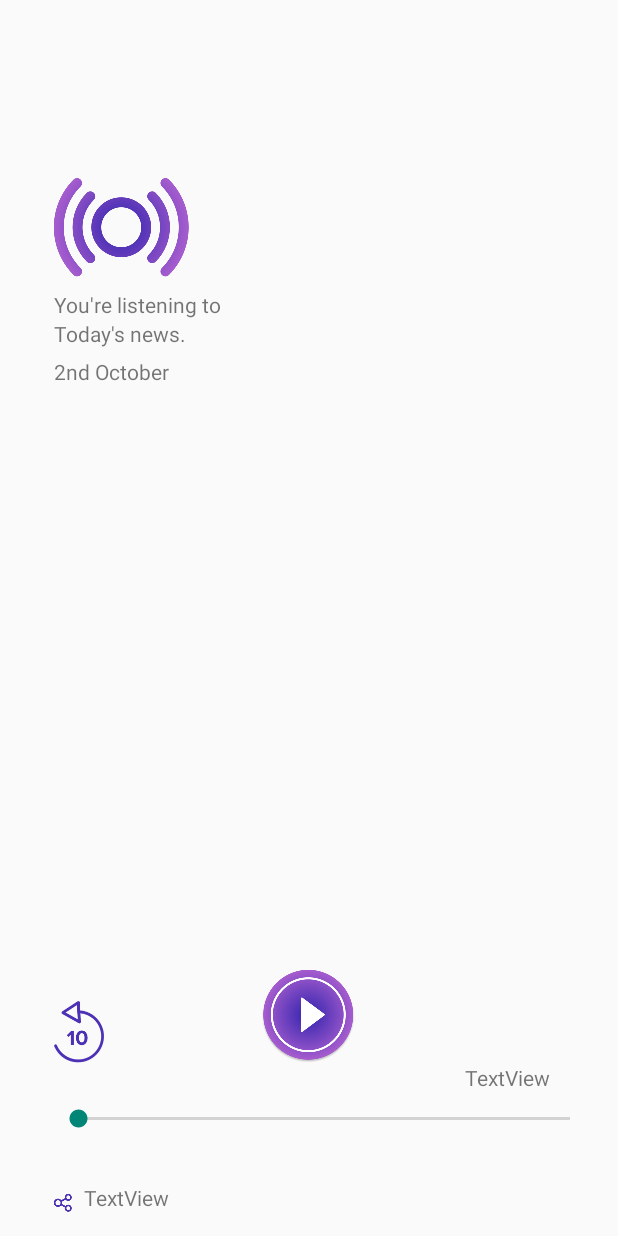
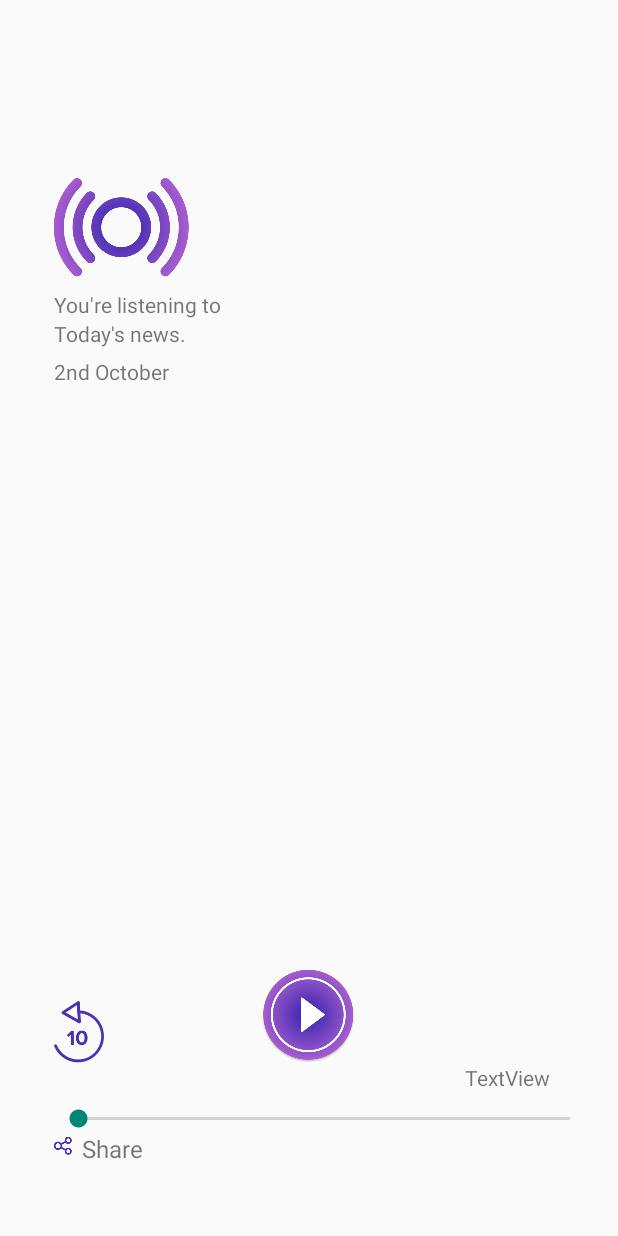
Before and after one commit to mayank13/Frequency, an Android app: the screen it shows after launch (AudioNewsActivity), on a phone screen of 412 x 824 dp. Run offline under Robolectric (Android 15) with nearby library versions, the phone set to English and light mode, and no system bars.

Commit message:
Seek bar fix

```diff
--- a/app/src/main/java/radionews/com/frequency/AudioNewsActivity.java
+++ b/app/src/main/java/radionews/com/frequency/AudioNewsActivity.java
@@ -57,20 +57,13 @@ public class AudioNewsActivity extends AppCompatActivity {
                     // Resume song
                     if(mediaPlayer!=null){
                         mediaPlayer.start();
-                        // Changing button image to pause button
-                        playButton.setImageResource(R.drawable.pause);
-                    }
-                }
-               // Toast.makeText(getApplicationContext(), "Playing sound",Toast.LENGTH_SHORT).show();
-               // mediaPlayer.start();
-
                         finalTime = mediaPlayer.getDuration();
                         startTime = mediaPlayer.getCurrentPosition();
 
                         if (oneTimeOnly == 0) {
                             seekbar.setMax((int) finalTime);
                             oneTimeOnly = 1;
-                }
+
                             time.setText(String.format("%d min, %d sec",
                                     TimeUnit.MILLISECONDS.toMinutes((long) finalTime),
                                     TimeUnit.MILLISECONDS.toSeconds((long) finalTime) -
@@ -79,6 +72,17 @@ public class AudioNewsActivity extends AppCompatActivity {
 
                             seekbar.setProgress((int)startTime);
                             myHandler.postDelayed(UpdateSongTime,100);
+
+                        }
+
+                        // Changing button image to pause button
+                        playButton.setImageResource(R.drawable.pause);
+                    }
+                }
+               // Toast.makeText(getApplicationContext(), "Playing sound",Toast.LENGTH_SHORT).show();
+               // mediaPlayer.start();
+
+
 
             }
         });
--- a/app/src/main/res/layout/activity_audio_news.xml
+++ b/app/src/main/res/layout/activity_audio_news.xml
@@ -12,106 +12,115 @@
     tools:context="radionews.com.frequency.AudioNewsActivity">
 
     <ImageView
+        android:id="@+id/frequency_logo"
         android:layout_width="wrap_content"
         android:layout_height="wrap_content"
-        app:srcCompat="@drawable/shape"
-        android:layout_alignParentTop="true"
         android:layout_alignParentLeft="true"
         android:layout_alignParentStart="true"
+        android:layout_alignParentTop="true"
         android:layout_marginLeft="20dp"
         android:layout_marginStart="20dp"
         android:layout_marginTop="102.5dp"
-        android:id="@+id/frequency_logo" />
+        app:srcCompat="@drawable/shape" />
 
     <TextView
-        android:text="@string/radio_news_tagline"
+        android:id="@+id/textView"
         android:layout_width="wrap_content"
         android:layout_height="wrap_content"
-        android:layout_below="@+id/frequency_logo"
         android:layout_alignLeft="@+id/frequency_logo"
         android:layout_alignStart="@+id/frequency_logo"
+        android:layout_below="@+id/frequency_logo"
         android:layout_marginTop="8.5dp"
-        android:id="@+id/textView"
-        android:fontFamily="sans-serif" />
+        android:fontFamily="sans-serif"
+        android:text="@string/radio_news_tagline" />
 
     <TextView
-        android:text="TextView"
+        android:id="@+id/date"
         android:layout_width="wrap_content"
         android:layout_height="wrap_content"
-        android:layout_below="@+id/textView2"
         android:layout_alignLeft="@+id/textView2"
         android:layout_alignStart="@+id/textView2"
+        android:layout_below="@+id/textView2"
         android:layout_marginTop="6dp"
-        android:id="@+id/date" />
+        android:text="TextView" />
 
     <TextView
+        android:id="@+id/textView2"
         android:layout_width="wrap_content"
         android:layout_height="wrap_content"
-        android:id="@+id/textView2"
-        android:text="@string/radio_news_tagline_sec"
+        android:layout_alignLeft="@+id/textView"
+        android:layout_alignStart="@+id/textView"
         android:layout_below="@+id/textView"
-        android:layout_alignLeft="@+id/textView"
-        android:layout_alignStart="@+id/textView" />
+        android:text="@string/radio_news_tagline_sec" />
 
     <ImageButton
+        android:id="@+id/imageButton"
         android:layout_width="wrap_content"
         android:layout_height="wrap_content"
-        app:srcCompat="@drawable/back"
+        android:layout_alignLeft="@+id/date"
         android:layout_alignParentBottom="true"
-        android:layout_alignLeft="@+id/date"
         android:layout_alignStart="@+id/date"
         android:layout_marginBottom="99dp"
-        android:id="@+id/imageButton"
-        android:background="@android:color/transparent" />
+        android:background="@android:color/transparent"
+        app:srcCompat="@drawable/back" />
 
     <SeekBar
+        android:id="@+id/news_seekbar"
         android:layout_width="wrap_content"
         android:layout_height="wrap_content"
+        android:layout_alignParentEnd="true"
+        android:layout_alignParentRight="true"
         android:layout_below="@+id/play_button"
         android:layout_marginTop="28dp"
-        android:id="@+id/news_seekbar"
         android:layout_alignLeft="@+id/imageButton"
-        android:layout_alignStart="@+id/imageButton"
-        android:layout_alignParentRight="true"
-        android:layout_alignParentEnd="true" />
+        android:layout_alignStart="@+id/imageButton" />
 
     <TextView
-        android:text="TextView"
+        android:id="@+id/news_timer"
         android:layout_width="wrap_content"
         android:layout_height="wrap_content"
+        android:layout_alignParentEnd="true"
+        android:layout_alignParentRight="true"
         android:layout_below="@+id/play_button"
-        android:layout_alignParentRight="true"
-        android:layout_alignParentEnd="true"
+        android:layout_marginEnd="29dp"
         android:layout_marginRight="29dp"
-        android:layout_marginEnd="29dp"
-        android:id="@+id/news_timer" />
+        android:text="TextView" />
 
     <ImageButton
+        android:id="@+id/play_button"
         android:layout_width="wrap_content"
         android:layout_height="wrap_content"
-        app:srcCompat="@drawable/share"
-        android:id="@+id/imageButton3"
-        android:layout_alignParentBottom="true"
-        android:layout_alignLeft="@+id/news_seekbar"
-        android:layout_alignStart="@+id/news_seekbar"
-        android:background="@android:color/transparent" />
+        android:layout_alignBottom="@+id/imageButton"
+        android:layout_centerHorizontal="true"
+        android:background="@android:color/transparent"
+        app:srcCompat="@drawable/play" />
 
-    <ImageButton
+
+    <LinearLayout
         android:layout_width="wrap_content"
         android:layout_height="wrap_content"
-        app:srcCompat="@drawable/play"
-        android:id="@+id/play_button"
-        android:background="@android:color/transparent"
-        android:layout_alignBottom="@+id/imageButton"
-        android:layout_centerHorizontal="true" />
+        android:orientation="horizontal"
+        android:gravity="center_horizontal"
+        android:layout_below="@+id/news_seekbar"
+        android:layout_alignLeft="@+id/news_seekbar"
+        android:layout_alignStart="@+id/news_seekbar">
 
-    <TextView
-        android:text="TextView"
-        android:layout_width="wrap_content"
-        android:layout_height="wrap_content"
-        android:id="@+id/textView5"
-        tools:text="@string/radio_news_share"
-        android:layout_alignParentBottom="true"
-        android:layout_alignRight="@+id/date"
-        android:layout_alignEnd="@+id/date" />
+        <ImageButton
+            android:id="@+id/imageButton3"
+            android:layout_width="wrap_content"
+            android:layout_height="wrap_content"
+            android:background="@android:color/transparent"
+            app:srcCompat="@drawable/share"
+            android:layout_marginTop="3dp" />
+
+        <TextView
+            android:id="@+id/textView5"
+            android:layout_width="53dp"
+            android:layout_height="wrap_content"
+            android:text="@string/radio_news_share"
+            android:gravity="center"
+            android:textSize="16sp" />
+
+
+    </LinearLayout>
 </RelativeLayout>
--- a/app/src/main/res/values/colors.xml
+++ b/app/src/main/res/values/colors.xml
@@ -1,6 +1,6 @@
 <?xml version="1.0" encoding="utf-8"?>
 <resources>
-    <color name="colorPrimary">#3F51B5</color>
+    <color name="colorPrimary">#3f51b5</color>
     <color name="colorPrimaryDark">#303F9F</color>
     <color name="colorAccent">#FF4081</color>
 
```
Lines whose indentation alone changed are shown as unchanged.
